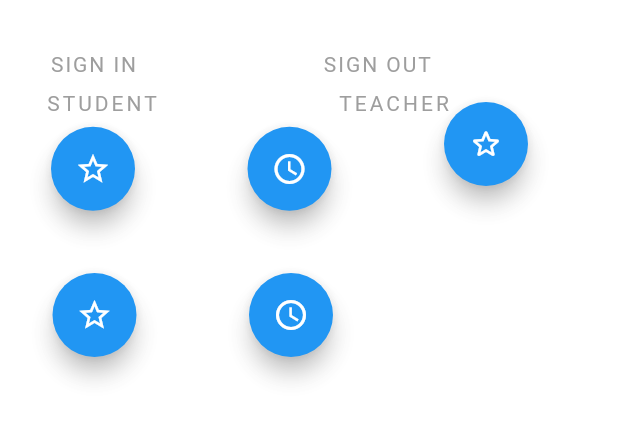
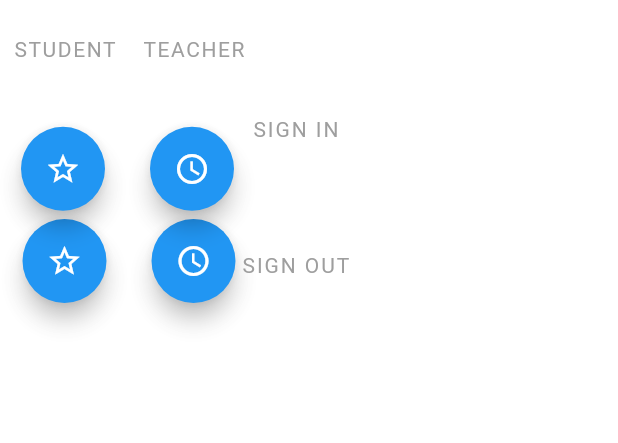
Before and after one commit to walkercompsci/media_center_app, a Flutter app: the screen it shows after launch, on a phone screen of 412 x 824 dp, the part 84-527 px from its top. Run offline on Flutter 3.47's test engine with Material 2 defaults, Android fonts, the phone set to English and light mode, and no system bars.

Commit message:
got 5 buttons and 4 words on screen and movable

```diff
--- a/lib/main.dart
+++ b/lib/main.dart
@@ -22,7 +22,7 @@ class _MediaAppState extends State<MediaApp> {
           elevation: 0.0,
         ),
         floatingActionButton: Padding(
-          padding: const EdgeInsets.fromLTRB(50, 0, 0, 455),
+          padding: const EdgeInsets.fromLTRB(30, 0, 0, 455),
           child: Row(
               children: [
                 FloatingActionButton(
@@ -32,7 +32,7 @@ class _MediaAppState extends State<MediaApp> {
                   onPressed: () {}, // ask for student log in
                 ),
                 SizedBox(
-                  width: 75,
+                  width: 30,
 //                  height: 100,
                 ),
                 FloatingActionButton(
@@ -41,15 +41,29 @@ class _MediaAppState extends State<MediaApp> {
                   ),
                   onPressed: () {}, // ask for teacher log in
                 ),
+                SizedBox(
+                  width: 5,
+                ),
                 Padding(
-                  padding: const EdgeInsets.fromLTRB(75, 140, 0, 0),
+                  padding: const EdgeInsets.fromLTRB(0, 150, 0, 0),
                   child: Column(
                     children: [
-                      FloatingActionButton(
-                        child: Icon(
-                            Icons.star_border_rounded
-                        ),
-                        onPressed: () {}, // ask for teacher log in
+                      Text(
+                          'SIGN IN',
+                          style: TextStyle(
+                            color: Colors.grey,
+                            letterSpacing: 1.3,
+                          )
+                      ),
+                      SizedBox(
+                        height: 75,
+                      ),
+                      Text(
+                          'SIGN OUT',
+                          style: TextStyle(
+                            color: Colors.grey,
+                            letterSpacing: 1.3,
+                          )
                       ),
                     ],
                   ),
@@ -57,36 +71,20 @@ class _MediaAppState extends State<MediaApp> {
               ]
           ),
         ),
-
         body: Padding(
-            padding: EdgeInsets.fromLTRB(0, 35, 0, 0),
+            padding: EdgeInsets.fromLTRB(0, 25, 0, 0),
             child: Column(
                 crossAxisAlignment: CrossAxisAlignment.start,
                 children: <Widget>[
                   Text(
-                      '       SIGN IN                          SIGN OUT',
+                      '  STUDENT    TEACHER',
                       style: TextStyle(
                         color: Colors.grey,
-                        letterSpacing: 1.3,
+                        letterSpacing: 1.0625,
                       )
                   ),
-                  SizedBox(height: 10.0),
                   Padding(
-                    padding: const EdgeInsets.fromLTRB(25, 0, 0, 0),
-                    child: Column(
-                      children: [
-                        Text(
-                            ' STUDENT                      TEACHER',
-                            style: TextStyle(
-                              color: Colors.grey,
-                              letterSpacing: 2.0,
-                            )
-                        ),
-                      ],
-                    ),
-                  ),
-                  Padding(
-                      padding: const EdgeInsets.fromLTRB(35, 105, 30, 0),
+                      padding: const EdgeInsets.fromLTRB(15, 105, 30, 0),
                       child: Row(
                           children: [
                             FloatingActionButton(
@@ -96,7 +94,7 @@ class _MediaAppState extends State<MediaApp> {
                               onPressed: () {}, // ask for student log in
                             ),
                             SizedBox(
-                              width: 75,
+                              width: 30,
                             ),
                             FloatingActionButton(
                               child: Icon(
```
Also changed, not shown: lib/main_2.dart (+11 -11 lines).
